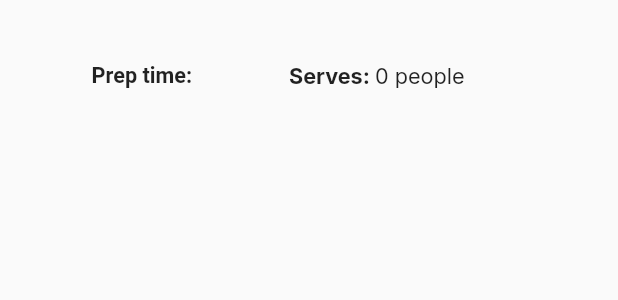
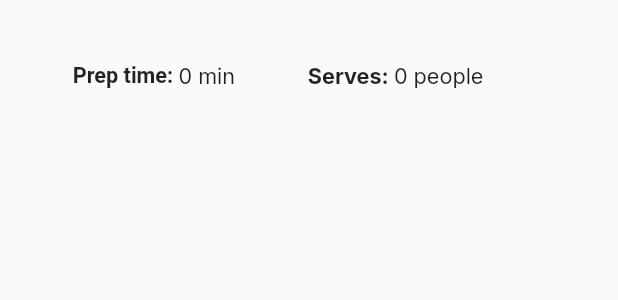
Before and after one commit to JoaoSzerman/gf, a Flutter app: the FavTextCard widget shown alone on an empty page, opened directly with empty values, on a phone screen of 412 x 824 dp. Shown: the top 300 px of the screen. Run offline on Flutter 3.47's test engine with Material 2 defaults, Android fonts, the phone set to English and light mode, and no system bars; our stand-ins replace flutter_spinkit, google_fonts, sqflite; accounts and stored records are empty; network calls fail.

Commit message:
commite doidera

```diff
--- a/lib/app/data/model/recipe.dart
+++ b/lib/app/data/model/recipe.dart
@@ -7,6 +7,7 @@ class GetRecipeById {
   final int preparationMinutes;
   List<dynamic> extendedIngredients;
   List<dynamic> analyzedInstructions;
+  int readyInMinutes;
 
   GetRecipeById({
     required this.id,
@@ -17,6 +18,7 @@ class GetRecipeById {
     required this.preparationMinutes,
     required this.extendedIngredients,
     required this.analyzedInstructions,
+    required this.readyInMinutes,
   });
 
   static List<GetRecipeById> makeList(json) {
@@ -31,6 +33,7 @@ class GetRecipeById {
         preparationMinutes: data['preparationMinutes'],
         extendedIngredients: data['extendedIngredients'],
         analyzedInstructions: data['analyzedInstructions'],
+        readyInMinutes: data['readyInMinutes'],
       ));
     });
     return list;
@@ -46,17 +49,19 @@ class GetRecipeById {
       preparationMinutes: data['preparationMinutes'],
       extendedIngredients: data['extendedIngredients'],
       analyzedInstructions: data['analyzedInstructions'],
+      readyInMinutes: data['readyInMinutes'],
     );
   }
 
   static Map<String, dynamic> toJson(GetRecipeById getRecipeById) => {
         'id': getRecipeById.id,
         'title': getRecipeById.title,
-        'image': getRecipeById.title,
-        'dishTypes': getRecipeById.title,
-        'servings': getRecipeById.title,
-        'preparationMinutes': getRecipeById.title,
-        'extendedIngredients': getRecipeById.title,
-        'analyzedInstructions': getRecipeById.title,
+        'image': getRecipeById.image,
+        'dishTypes': getRecipeById.dishTypes,
+        'servings': getRecipeById.servings,
+        'preparationMinutes': getRecipeById.preparationMinutes,
+        'extendedIngredients': getRecipeById.extendedIngredients,
+        'analyzedInstructions': getRecipeById.analyzedInstructions,
+        'readyInMinutes': getRecipeById.readyInMinutes,
       };
 }
--- a/lib/app/ui/pages/widgets/fav_screen.dart
+++ b/lib/app/ui/pages/widgets/fav_screen.dart
@@ -1,6 +1,4 @@
-import 'package:projetinho/app/ui/pages/widgets/fav_title.dart';
 import 'package:projetinho/app/ui/pages/widgets/navbar2.dart';
-import 'package:projetinho/app/ui/pages/widgets/recipes_screen.dart';
 import 'package:sqflite/sqflite.dart';
 import 'package:flutter/material.dart';
 import 'package:google_fonts/google_fonts.dart';
@@ -9,7 +7,6 @@ import '../../../../services/remote_services.dart';
 import '../../../data/model/randon_recipe.dart';
 import 'fav_card.dart';
 import 'fav_recipe_screen.dart';
-import 'navbar.dart';
 
 class FavScreen extends StatefulWidget {
   const FavScreen({
--- a/lib/app/ui/pages/widgets/fav_text_card.dart
+++ b/lib/app/ui/pages/widgets/fav_text_card.dart
@@ -59,12 +59,12 @@ class _FavTextCardState extends State<FavTextCard> {
                         fontSize: screenHeight * 0.0175,
                       ),
                     ),
-                    // Text(
-                    //   "${widget.recipe.readyInMinutes.toString()} min",
-                    //   style: GoogleFonts.inter(
-                    //     fontSize: screenHeight * 0.0175,
-                    //   ),
-                    // ),
+                    Text(
+                      "${widget.recipe.readyInMinutes.toString()} min",
+                      style: GoogleFonts.inter(
+                        fontSize: screenHeight * 0.0175,
+                      ),
+                    ),
                   ],
                 ),
               ),
--- a/lib/app/ui/pages/widgets/recipes_screen.dart
+++ b/lib/app/ui/pages/widgets/recipes_screen.dart
@@ -9,16 +9,18 @@ import 'package:projetinho/app/ui/pages/widgets/star.dart';
 import 'package:projetinho/app/ui/pages/widgets/text_card.dart';
 import '../../../../main.dart';
 import '../../../data/model/randon_recipe.dart';
+import '../../../data/model/search.dart';
 import 'button_back.dart';
 import 'img_card.dart';
 import 'navbar.dart';
 
 class RecipesScreen extends StatefulWidget {
-  const RecipesScreen({
+  RecipesScreen({
     Key? key,
     required this.recipe,
   }) : super(key: key);
   final Recipe recipe;
+  final List<SearchRecipe> searchRecipies = [];
 
   @override
   State<RecipesScreen> createState() => _RecipesScreenState();
```
Also changed, not shown: lib/main.dart (+11 -4 lines).
